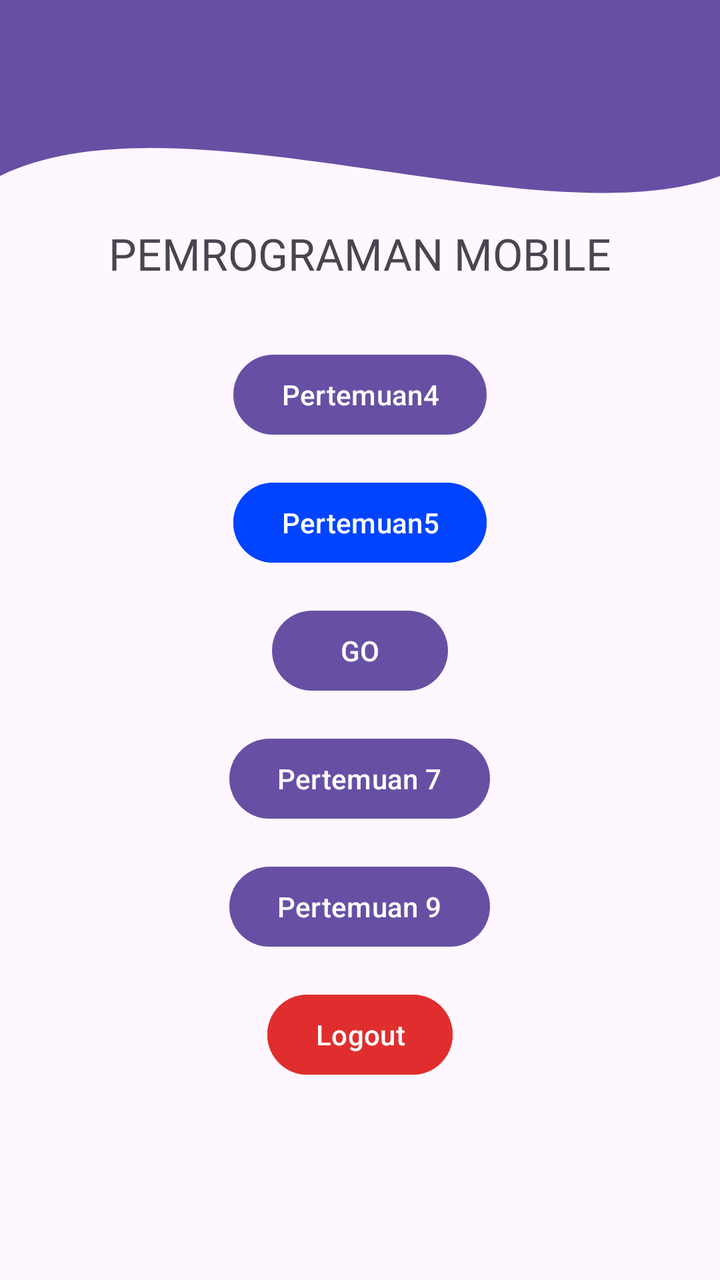
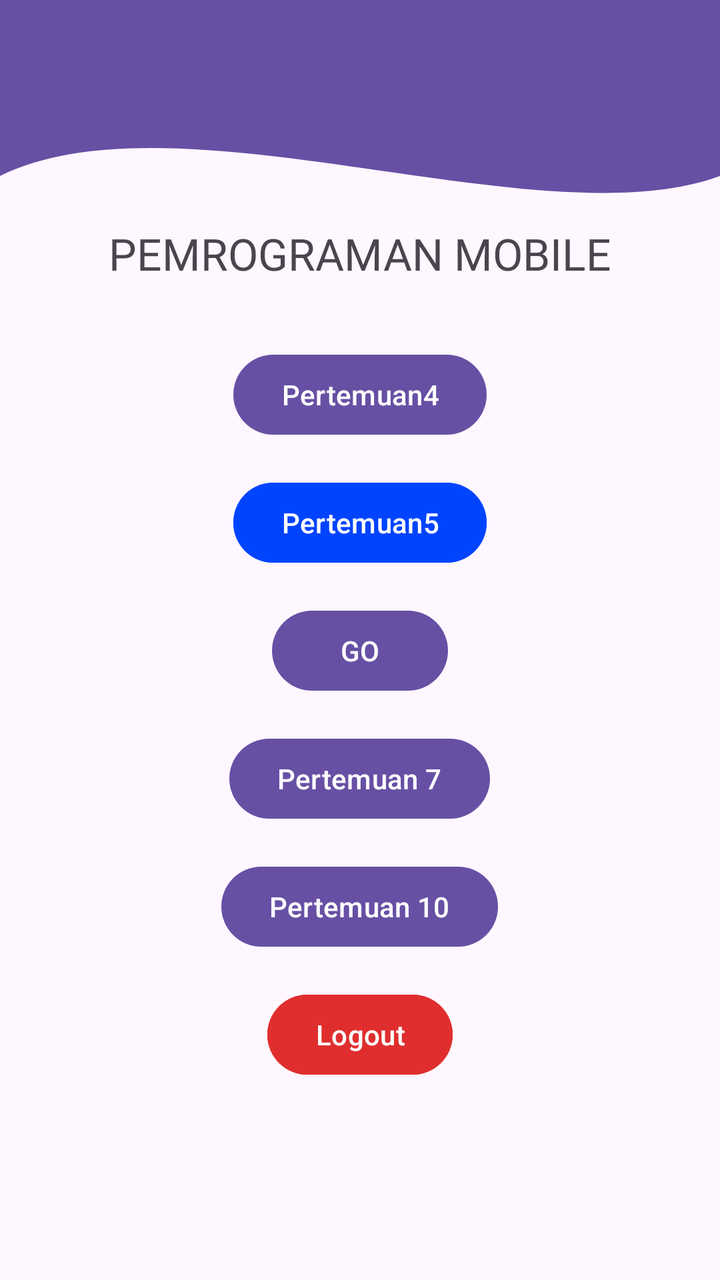

Before-and-after screenshots of an Android layout around one commit, followed by the original layout XML and the change that was made.
<!-- AndroidManifest.xml: application theme Theme.Aldo_TIE_Pertemuan3 -->
<!-- res/layout/fragment_home.xml -->
<?xml version="1.0" encoding="utf-8"?>
<androidx.constraintlayout.widget.ConstraintLayout
    xmlns:android="http://schemas.android.com/apk/res/android"
    xmlns:app="http://schemas.android.com/apk/res-auto"
    xmlns:tools="http://schemas.android.com/tools"
    android:layout_width="match_parent"
    android:layout_height="match_parent"
    tools:context=".Home.HomeFragment">

    <View
        android:id="@+id/background_header"
        android:layout_width="0dp"
        android:layout_height="220dp"
        android:background="@drawable/bg_header_wave"
        app:layout_constraintStart_toStartOf="parent"
        app:layout_constraintEnd_toEndOf="parent"
        app:layout_constraintTop_toTopOf="parent" />
    <androidx.appcompat.widget.Toolbar
        android:id="@+id/toolbar"
        android:layout_width="0dp"
        android:layout_height="?attr/actionBarSize"
        android:background="?attr/colorPrimary"
        app:titleTextColor="@android:color/white"
        app:layout_constraintTop_toTopOf="parent"
        app:layout_constraintStart_toStartOf="parent"
        app:layout_constraintEnd_toEndOf="parent" />

    <LinearLayout
        android:layout_width="0dp"
        android:layout_height="0dp"
        android:orientation="vertical"
        android:gravity="center_horizontal"
        android:paddingTop="48dp"
        app:layout_constraintTop_toBottomOf="@id/toolbar"
        app:layout_constraintBottom_toBottomOf="parent"
        app:layout_constraintStart_toStartOf="parent"
        app:layout_constraintEnd_toEndOf="parent">

        <TextView
            android:id="@+id/textView4"
            android:layout_width="wrap_content"
            android:layout_height="wrap_content"
            android:fontFamily="@font/montserrat_black"
            android:textSize="22sp"
            android:text="PEMROGRAMAN MOBILE" />

        <Button
            android:id="@+id/btnP4"
            android:layout_width="wrap_content"
            android:layout_height="wrap_content"
            android:layout_marginTop="32dp"
            android:text="Pertemuan4" />

        <Button
            android:id="@+id/btnP5"
            android:layout_width="wrap_content"
            android:layout_height="wrap_content"
            android:layout_marginTop="16dp"
            android:backgroundTint="@color/blue"
            android:text="Pertemuan5" />

        <Button
            android:id="@+id/btnToFourth"
            android:layout_width="wrap_content"
            android:layout_height="wrap_content"
            android:layout_marginTop="16dp"
            android:text="GO" />

        <Button
            android:id="@+id/btnToSeventh"
            android:layout_width="wrap_content"
            android:layout_height="wrap_content"
            android:layout_marginTop="16dp"
            android:text="Pertemuan 7" />

        <Button
            android:id="@+id/btnToNinth"
            android:layout_width="wrap_content"
            android:layout_height="wrap_content"
            android:layout_marginTop="16dp"
            android:text="Pertemuan 9" />

        <Button
            android:id="@+id/btnLogout"
            android:layout_width="wrap_content"
            android:layout_height="wrap_content"
            android:layout_marginTop="16dp"
            android:backgroundTint="@color/red"
            android:text="Logout" />
    </LinearLayout>

</androidx.constraintlayout.widget.ConstraintLayout>
<!-- resources referenced by this layout -->
<resources>
  <color name="blue">#0044FF</color>
  <color name="red">#E02E2E</color>
  <!-- drawable bg_header_wave (drawable) -->
  <vector xmlns:android="http://schemas.android.com/apk/res/android"
      android:width="100dp"
      android:height="100dp"
      android:viewportWidth="100"
      android:viewportHeight="100">
  
      <path
          android:fillColor="?attr/colorPrimary"
          android:pathData="
              M0,0
              L100,0
              L100,40
              C 75,55
                25,20
                0,40
              Z" />
  </vector>
  <style name="Theme.Aldo_TIE_Pertemuan3" parent="Base.Theme.Aldo_TIE_Pertemuan3" />
  <style name="Base.Theme.Aldo_TIE_Pertemuan3" parent="Theme.Material3.DayNight.NoActionBar">
          
          
      </style>
</resources>

<!-- the commit's change to res/layout/fragment_home.xml (unified diff, before → after) -->
@@ -74,11 +74,11 @@
             android:text="Pertemuan 7" />
 
         <Button
-            android:id="@+id/btnToNinth"
+            android:id="@+id/btnToTenth"
             android:layout_width="wrap_content"
             android:layout_height="wrap_content"
             android:layout_marginTop="16dp"
-            android:text="Pertemuan 9" />
+            android:text="Pertemuan 10" />
 
         <Button
             android:id="@+id/btnLogout"
